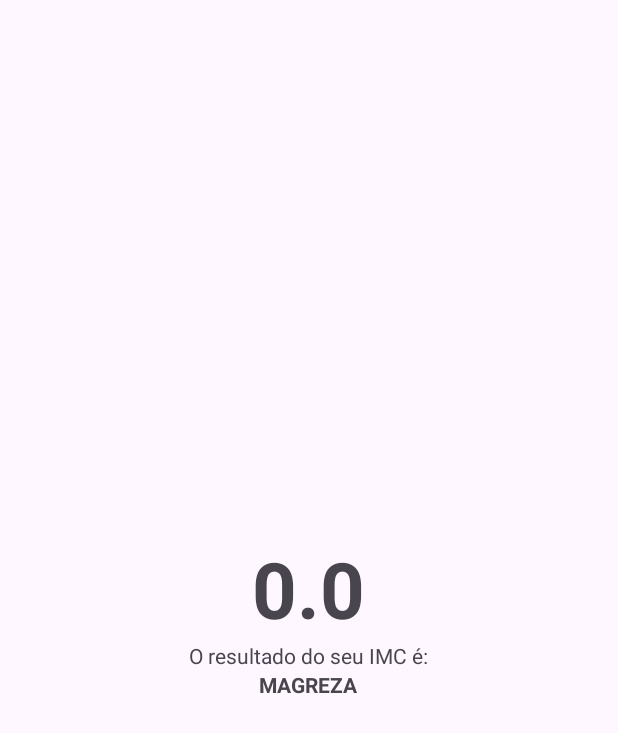
After one commit to rohdrgs/calculadora-imc, an Android app: the ResultActivity screen opened directly, with no data from a screen before it, on a phone screen of 412 x 824 dp. The commit adds this screen. Shown: the top 733 px of the screen. Run offline under Robolectric (Android 15) with nearby library versions, the phone set to English and light mode, and no system bars.

Commit message:
dados da tela de resultado

```diff
--- a/app/build.gradle.kts
+++ b/app/build.gradle.kts
@@ -41,6 +41,7 @@ dependencies {
     implementation("androidx.appcompat:appcompat:1.6.1")
     implementation("com.google.android.material:material:1.10.0")
     implementation("androidx.constraintlayout:constraintlayout:2.1.4")
+    implementation("androidx.activity:activity:1.9.3")
     testImplementation("junit:junit:4.13.2")
     androidTestImplementation("androidx.test.ext:junit:1.1.5")
     androidTestImplementation("androidx.test.espresso:espresso-core:3.5.1")
--- a/app/src/main/AndroidManifest.xml
+++ b/app/src/main/AndroidManifest.xml
@@ -13,6 +13,9 @@
         android:theme="@style/Theme.Calculadoraimc"
         tools:targetApi="31">
         <activity
+            android:name=".ResultActivity"
+            android:exported="false" />
+        <activity
             android:name=".MainActivity"
             android:exported="true">
             <intent-filter>
--- a/app/src/main/java/com/comunidadedevspace/imc/MainActivity.kt
+++ b/app/src/main/java/com/comunidadedevspace/imc/MainActivity.kt
@@ -1,7 +1,9 @@
 package com.comunidadedevspace.imc
 
+import android.content.Intent
 import androidx.appcompat.app.AppCompatActivity
 import android.os.Bundle
+import android.provider.Telephony.Mms.Intents
 import android.widget.Button
 import androidx.lifecycle.findViewTreeViewModelStoreOwner
 import com.google.android.material.snackbar.Snackbar
@@ -38,7 +40,7 @@ class MainActivity : AppCompatActivity() {
                  .make(
                      edtPeso,
                      " Preencha todos os dados",
-                 Snackbar.LENGTH_LONG
+                     Snackbar.LENGTH_LONG
 
              )
                  .show()
@@ -53,6 +55,11 @@ class MainActivity : AppCompatActivity() {
 
                 val alturaQ2 = altura * altura
                 val resultado = peso / alturaQ2
+
+
+                val intent = Intent (this, ResultActivity::class.java )
+                intent.putExtra( KEY_RESULT_IMC, resultado)
+                startActivity(intent)
 
 
                 println("RODRIGO ASSUNÇÃO" + resultado)
--- /dev/null
+++ b/app/src/main/java/com/comunidadedevspace/imc/ResultActivity.kt
@@ -0,0 +1,43 @@
+package com.comunidadedevspace.imc
+
+import android.os.Bundle
+import android.widget.TextView
+import androidx.activity.enableEdgeToEdge
+import androidx.appcompat.app.AppCompatActivity
+import androidx.core.view.ViewCompat
+import androidx.core.view.WindowInsetsCompat
+
+const val KEY_RESULT_IMC = "ResultActivity.KEY_IMC"
+
+class ResultActivity : AppCompatActivity() {
+    override fun onCreate(savedInstanceState: Bundle?) {
+        super.onCreate(savedInstanceState)
+        setContentView(R.layout.activity_result)
+
+        val result = intent.getFloatExtra(KEY_RESULT_IMC, 0f)
+
+        val tvResult = findViewById<TextView>(R.id.tv_result)
+        val tvClassificaçao = findViewById<TextView>(R.id.tv_classificação)
+
+
+
+        val classificacao: String = if (result <=18.5f) {
+            "MAGREZA"
+        } else if ( result > 18.55f && result <= 24.9f) {
+            "NORMAL"
+        } else if ( result > 25f && result <= 29.9f) {
+            "SOBREPESO"
+        } else if ( result > 30f && result <= 39.9f) {
+            "OBESIDADE"
+        } else {
+            "OBESIDADE GRAVE"
+        }
+
+
+
+        tvClassificaçao.text = classificacao
+
+        tvResult.text = result.toString()
+
+        }
+    }
--- /dev/null
+++ b/app/src/main/res/layout/activity_result.xml
@@ -0,0 +1,36 @@
+<?xml version="1.0" encoding="utf-8"?>
+<LinearLayout xmlns:android="http://schemas.android.com/apk/res/android"
+    xmlns:app="http://schemas.android.com/apk/res-auto"
+    xmlns:tools="http://schemas.android.com/tools"
+    android:gravity="center"
+    android:orientation="vertical"
+
+    android:layout_width="match_parent"
+    android:layout_height="match_parent"
+    tools:context=".ResultActivity">
+
+    <TextView
+        android:id="@+id/tv_result"
+        android:textSize="52sp"
+        android:textStyle="bold"
+        android:layout_width="wrap_content"
+        android:layout_height="wrap_content"
+        android:maxLength="5"
+
+        tools:text="23.99" />
+
+    <TextView
+        android:id="@+id/tv_classificação_label"
+        android:layout_width="wrap_content"
+        android:layout_height="wrap_content"
+
+        android:text="O resultado do seu IMC é:" />
+
+    <TextView
+        android:id="@+id/tv_classificação"
+        android:layout_width="wrap_content"
+        android:layout_height="wrap_content"
+        android:textStyle="bold"
+
+        tools:text="NORMAL" />
+</LinearLayout>
```
